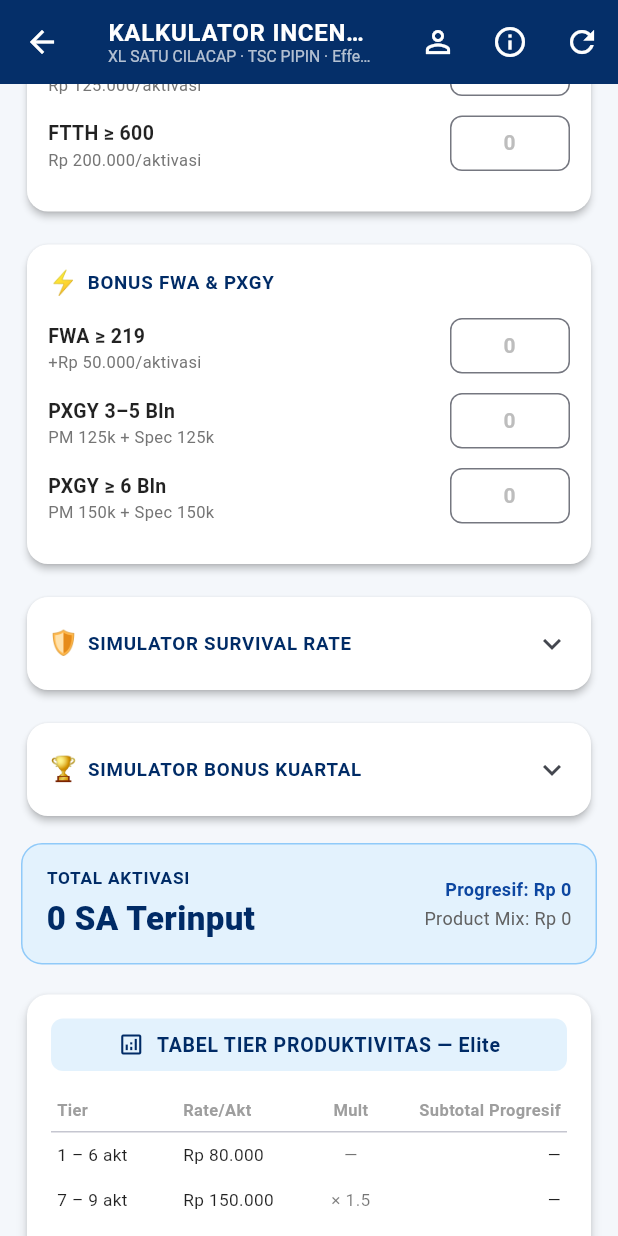
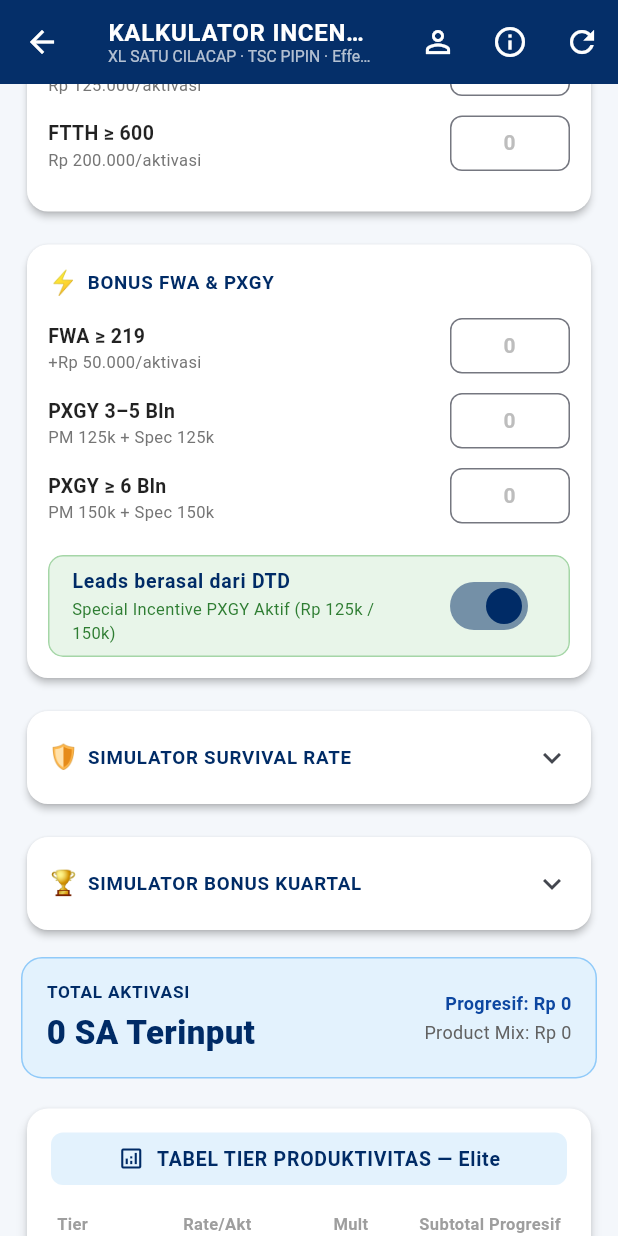
Before and after one commit to fadli87/dsa_incentive_tracker, a Flutter app: the CalculatorScreen screen opened directly, scrolled down 576 dp, on a phone screen of 412 x 824 dp. Run offline on Flutter 3.47's test engine with Material 3 defaults, Android fonts, the phone set to English and light mode, and no system bars; our stand-ins replace csv, flutter_map, flutter_riverpod, flutter_secure_storage, geolocator, latlong2 and 4 more; accounts and stored records are empty.

Commit message:
feat(calculator): add DTD leads toggle for special incentive PXGY (Fase 4)

```diff
--- a/lib/core/models/calculator_models.dart
+++ b/lib/core/models/calculator_models.dart
@@ -139,6 +139,7 @@
   final double multBonus;
   final double progInc;
   final double specialInc;
+  final bool leadsFromDtd;
   final double lumpSumBonus;
   final List<TierRow> tierRows;
   final double monthlySubtotal;
@@ -159,6 +160,7 @@
     required this.multBonus,
     required this.progInc,
     required this.specialInc,
+    this.leadsFromDtd = true,
     this.lumpSumBonus = 0.0,
     required this.tierRows,
     required this.monthlySubtotal,
@@ -185,6 +187,7 @@
       'multBonus': multBonus,
       'progInc': progInc,
       'specialInc': specialInc,
+      'leadsFromDtd': leadsFromDtd,
       'lumpSumBonus': lumpSumBonus,
       'monthlySubtotal': monthlySubtotal,
       'grandTotal': grandTotal,
--- a/lib/ui/screens/calculator_screen.dart
+++ b/lib/ui/screens/calculator_screen.dart
@@ -378,9 +378,49 @@
                   _buildInputRow(
                       'FWA ≥ 219', '+Rp 50.000/aktivasi', 'fwa', notifier),
                   _buildInputRow('PXGY 3–5 Bln', 'PM 125k + Spec 125k', 'p35',
-                      notifier),
+                       notifier),
                   _buildInputRow('PXGY ≥ 6 Bln', 'PM 150k + Spec 150k', 'p6',
                       notifier),
+                  const SizedBox(height: 8),
+                  Material(
+                    color: state.leadsFromDtd
+                        ? const Color(0xFFE8F5E9)
+                        : const Color(0xFFFFF3E0),
+                    shape: RoundedRectangleBorder(
+                      borderRadius: BorderRadius.circular(10),
+                      side: BorderSide(
+                        color: state.leadsFromDtd
+                            ? const Color(0xFFA5D6A7)
+                            : const Color(0xFFFFCC80),
+                      ),
+                    ),
+                    clipBehavior: Clip.antiAlias,
+                    child: SwitchListTile(
+                      value: state.leadsFromDtd,
+                      onChanged: (val) => notifier.setLeadsFromDtd(val),
+                      title: const Text(
+                        'Leads berasal dari DTD',
+                        style: TextStyle(
+                          fontSize: 13,
+                          fontWeight: FontWeight.w600,
+                          color: Color(0xFF002B66),
+                        ),
+                      ),
+                      subtitle: Text(
+                        state.leadsFromDtd
+                            ? 'Special Incentive PXGY Aktif (Rp 125k / 150k)'
+                            : 'Leads Non-DTD: Special Incentive Rp 0 (PM Base tetap)',
+                        style: TextStyle(
+                          fontSize: 11,
+                          color: state.leadsFromDtd
+                              ? const Color(0xFF2E7D32)
+                              : const Color(0xFFE65100),
+                        ),
+                      ),
+                      dense: true,
+                      activeThumbColor: const Color(0xFF002B66),
+                    ),
+                  ),
                 ],
               ),
             ),
```
Also changed, not shown: lib/core/engine/calculator_engine.dart (+8 -1 lines), lib/providers/calculator_provider.dart (+11 -0 lines).
